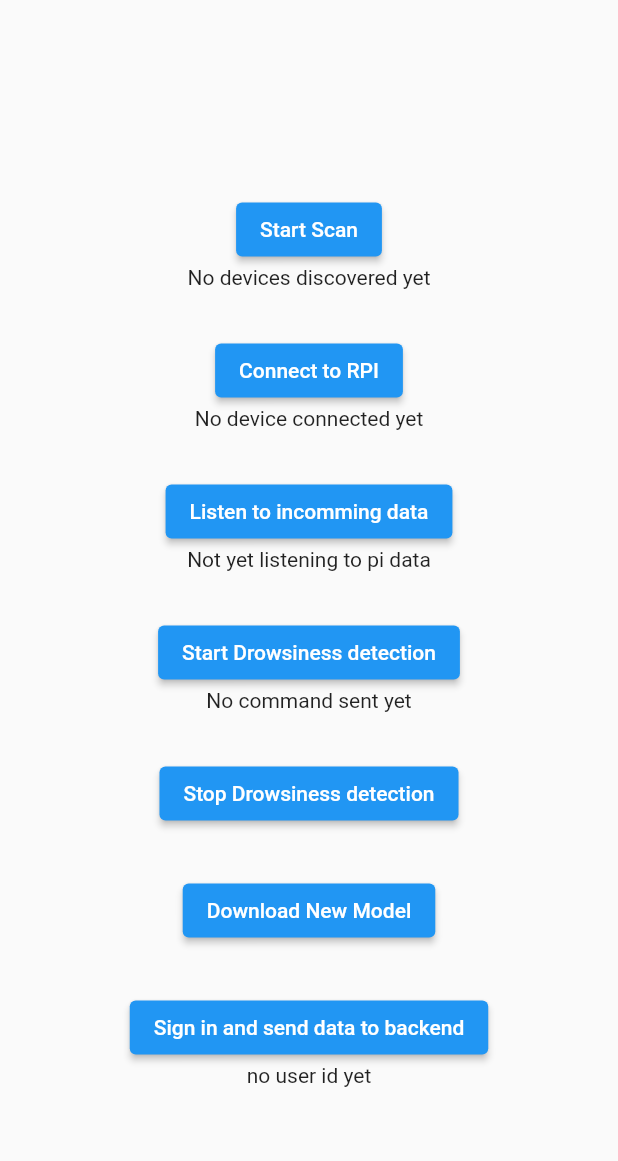
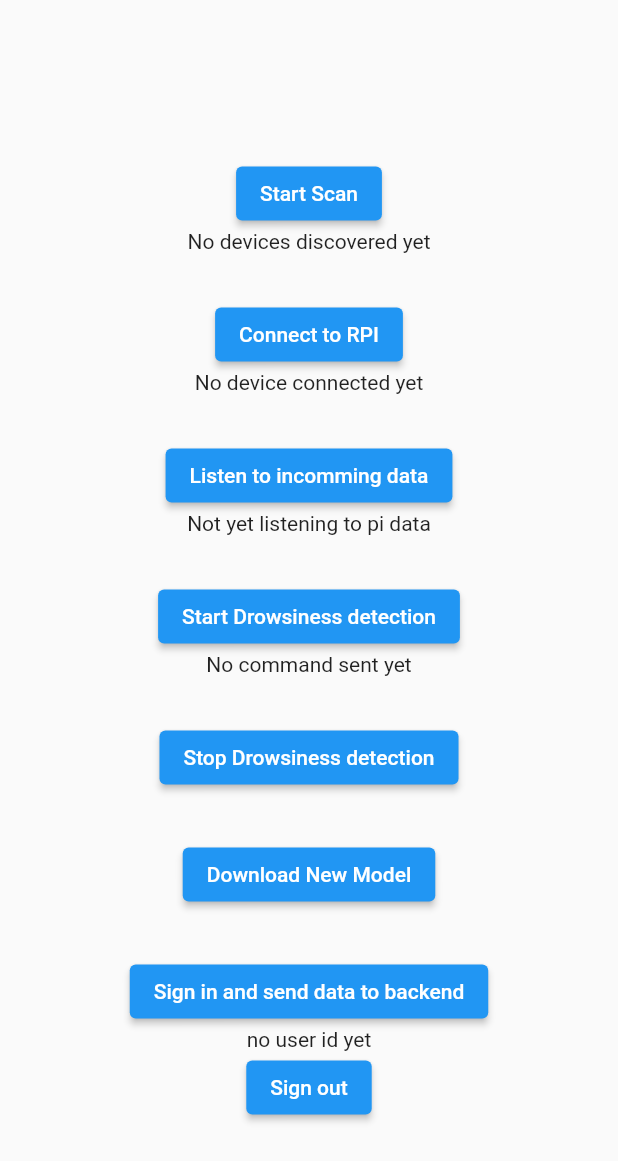
Before and after one commit to The-Rockers/DriverDrowsinessDetection, a Flutter app: the screen it shows after launch, on a phone screen of 412 x 824 dp. Shown: the top 1161 px of the screen. Run offline on Flutter 3.47's test engine with Material 2 defaults, Android fonts, the light colour scheme and no system bars; our stand-ins replace firebase_auth, firebase_core, google_sign_in, permission_handler; missing offline and left inert: flutter_reactive_ble, location_permissions; accounts and stored records are empty; generated files the repository leaves out were written again.

Commit message:
added sign out feature

```diff
--- a/lib/main.dart
+++ b/lib/main.dart
@@ -56,7 +56,7 @@ class MyAppState extends State<MyApp>{
   String text2 = "No command sent yet";
   String userIdText = "no user id yet";
 
-  late UserCredential globalUser;
+  late UserCredential? globalUser;
   late String JWT;
 
   @override
@@ -294,9 +294,20 @@ class MyAppState extends State<MyApp>{
 
         _Write("-_ JWT _-");
 
-        // printWrapped('user token is: ---${token}---'); // Print full JWT to terminal. Careful copying required
+        printWrapped('user token is: ---${token}---'); // Print full JWT to terminal. Careful copying required
       });
 
+    });
+
+  }
+
+  void signOut() async {
+
+    GoogleSignIn googleSignIn = await GoogleSignIn(clientId: GoogleClientId.clientId);
+    await googleSignIn.signOut();
+
+    setState((){
+      globalUser = null;
     });
 
   }
@@ -357,6 +368,11 @@ class MyAppState extends State<MyApp>{
                 child: Text("Sign in and send data to backend"),
               ),
               Text(userIdText),
+              ElevatedButton(
+                style: null,
+                onPressed: signOut,
+                child: Text("Sign out"),
+              ),
             ],
           ),
        )
```
